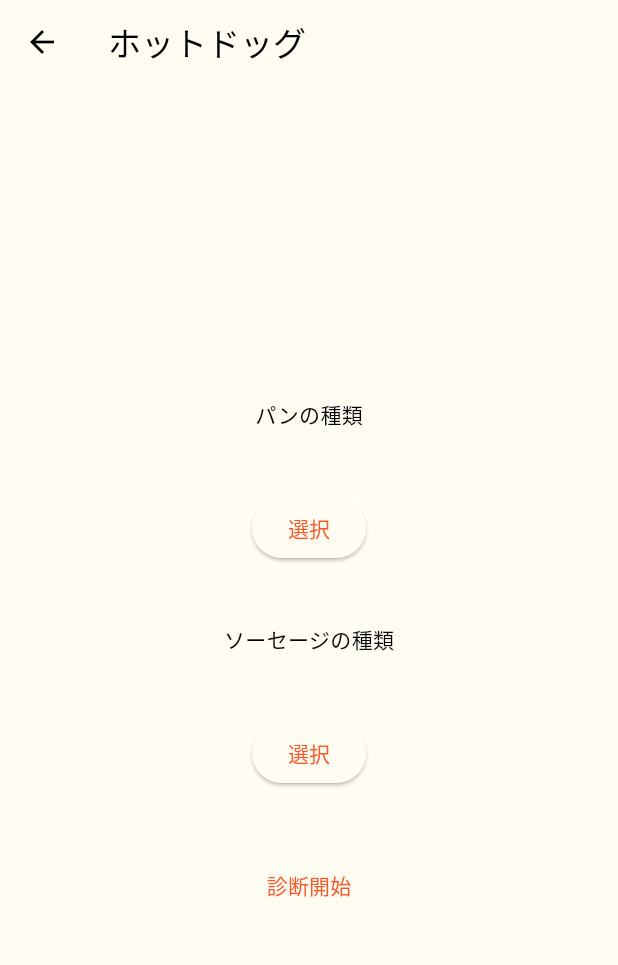
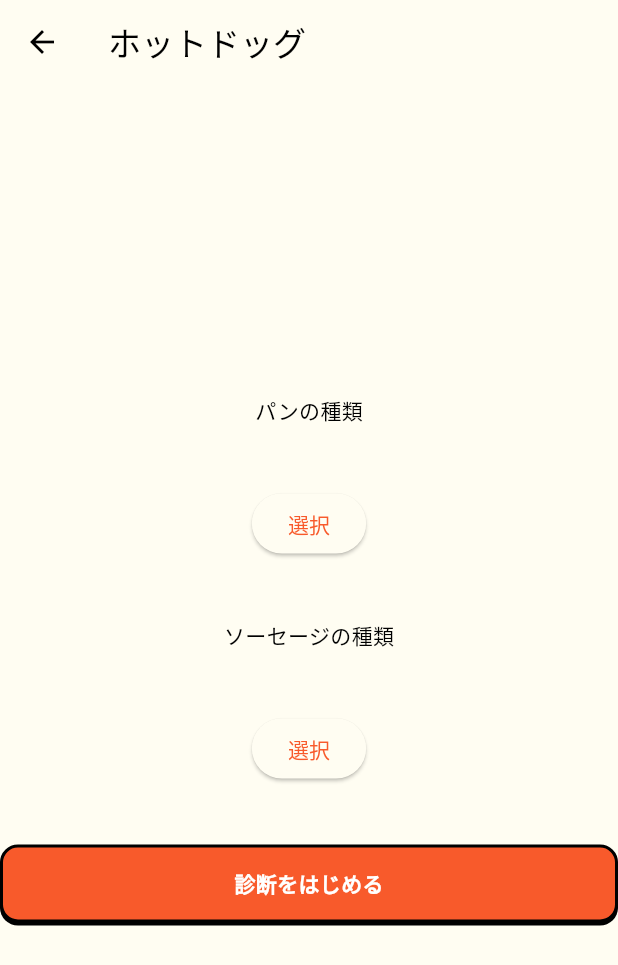
Before and after one commit to OriginMaster2024/origin_master_2024_flutter, a Flutter app: the HotDogSelectPage screen opened directly, on a phone screen of 412 x 824 dp. Shown: the top 965 px of the screen. Run offline on Flutter 3.47's test engine with Material 3 defaults, Android fonts, the phone set to English and light mode, and no system bars; our stand-ins replace flutter_hooks, flutter_svg, gap, google_fonts, hooks_riverpod, sensors_plus and 1 more.

Commit message:
Replace with ActionButton

```diff
--- a/lib/page/hot_dog_select_page.dart
+++ b/lib/page/hot_dog_select_page.dart
@@ -4,6 +4,7 @@ import 'dart:math';
 import 'package:flutter/material.dart';
 import 'package:flutter_hooks/flutter_hooks.dart';
 import 'package:origin_master_2024_flutter/page/situation_page.dart';
+import 'package:origin_master_2024_flutter/widgets/action_button.dart';
 
 class HotDogSelectPage extends HookWidget {
   const HotDogSelectPage({super.key});
@@ -20,7 +21,7 @@ class HotDogSelectPage extends HookWidget {
           children: [
             const IngredientCard(type: 'パン', options: Bread.values),
             const IngredientCard(type: 'ソーセージ', options: Sausage.values),
-            TextButton(
+            ActionButton(
               onPressed: () {
             Navigator.of(context).push(
               MaterialPageRoute<SituationPage>(
@@ -28,7 +29,7 @@ class HotDogSelectPage extends HookWidget {
               ),
             );
           },
-              child: const Text('診断開始'),
+              title: "診断をはじめる",
             ),
           ],
         ),
```
